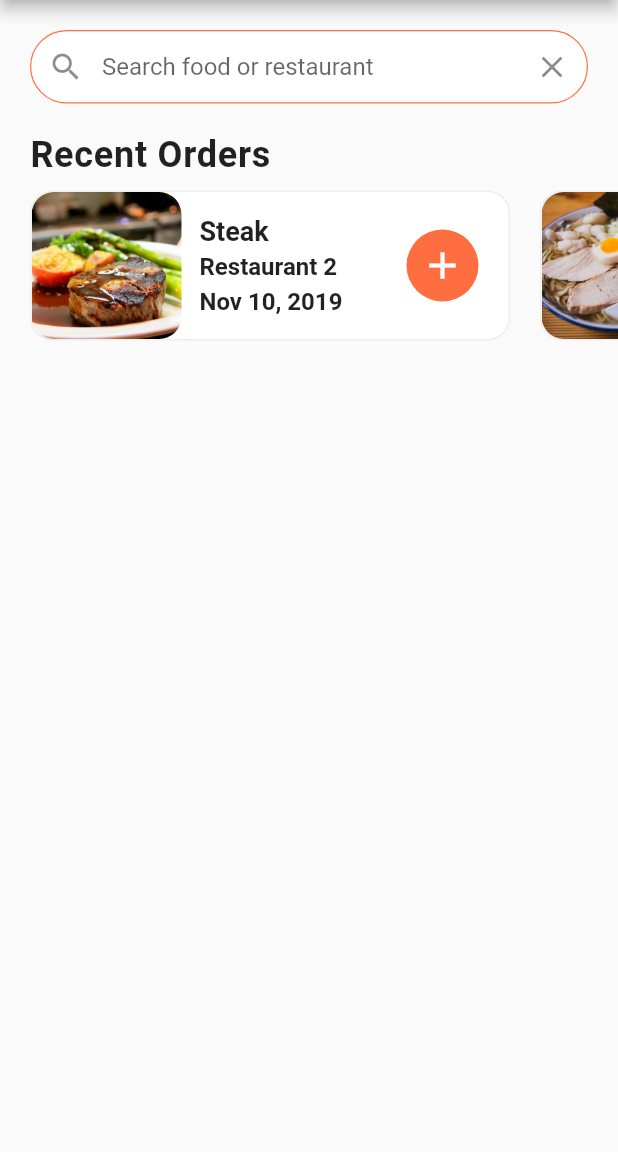
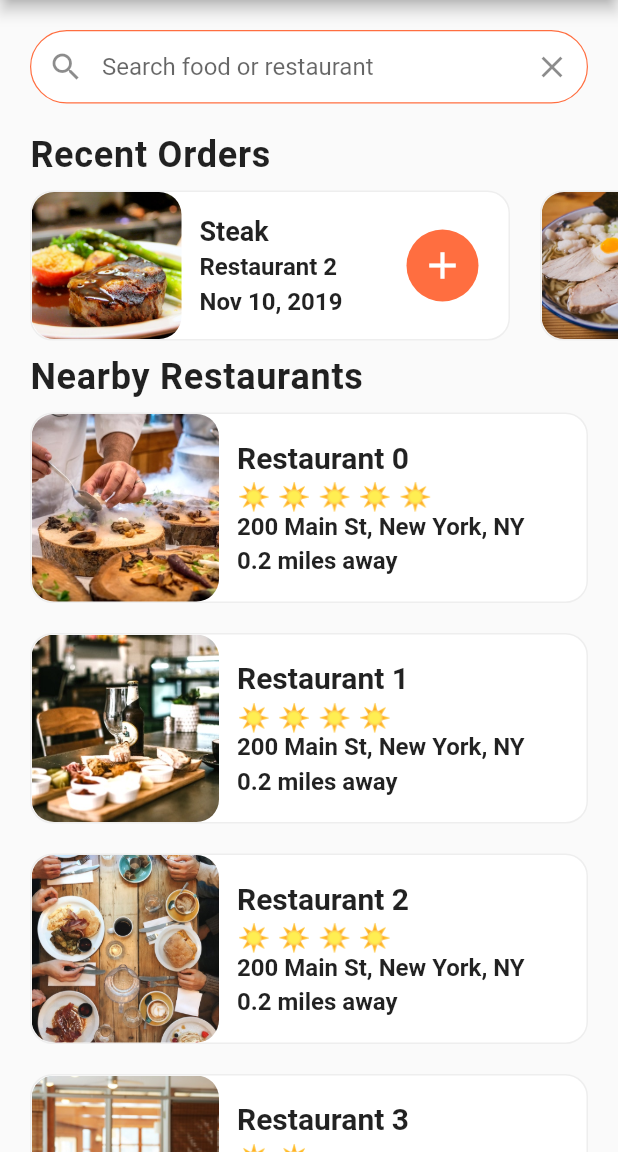
Before and after one commit to miikhaaeel/food-delivery-ui, a Flutter app: the screen it shows after launch, on a phone screen of 412 x 824 dp, the part 84-1236 px from its top. Run offline on Flutter 3.47's test engine with Material 2 defaults, Android fonts, the phone set to English and light mode, and no system bars.

Commit message:
Nearby Restaurants

```diff
--- a/lib/screens/home_screen.dart
+++ b/lib/screens/home_screen.dart
@@ -1,9 +1,87 @@
 import 'package:flutter/material.dart';
 import 'package:food_delivery_ui/data/data.dart';
+import 'package:food_delivery_ui/models/restaurant.dart';
+import 'package:food_delivery_ui/widgets/rating_stars.dart';
 import 'package:food_delivery_ui/widgets/recent_orders.dart';
 
-class HomeScreen extends StatelessWidget {
+class HomeScreen extends StatefulWidget {
   const HomeScreen({Key? key}) : super(key: key);
+
+  @override
+  State<HomeScreen> createState() => _HomeScreenState();
+}
+
+class _HomeScreenState extends State<HomeScreen> {
+  _buildRestaurants() {
+    List<Widget> restaurantList = [];
+    for (Restaurant restaurant in restaurants) {
+      restaurantList.add(
+        Container(
+          margin: const EdgeInsets.symmetric(
+            vertical: 10.0,
+            horizontal: 20.0,
+          ),
+          decoration: BoxDecoration(
+            color: Colors.white,
+            borderRadius: BorderRadius.circular(15.0),
+            border: Border.all(width: 1.0, color: Colors.grey.shade200),
+          ),
+          child: Row(
+            children: [
+              ClipRRect(
+                borderRadius: BorderRadius.circular(15.0),
+                child: Image(
+                  image: AssetImage(restaurant.imageUrl),
+                  height: 125,
+                  width: 125,
+                  fit: BoxFit.cover,
+                ),
+              ),
+              Container(
+                margin: const EdgeInsets.all(12.0),
+                child: Column(crossAxisAlignment: CrossAxisAlignment.start,
+                  children: [
+                    Text(
+                      restaurant.name,
+                      style: const TextStyle(
+                        fontSize: 20.0,
+                        fontWeight: FontWeight.bold,
+                        overflow: TextOverflow.ellipsis,
+                      ),
+                    ),
+                    const SizedBox(
+                      height: 4.0,
+                    ),
+                    RatingStars(ratings: restaurant.rating,),
+                    Text(
+                      restaurant.address,
+                      style: const TextStyle(
+                        fontSize: 16.0,
+                        fontWeight: FontWeight.w600,
+                        overflow: TextOverflow.ellipsis,
+                      ),
+                    ),
+                    const SizedBox(height: 4.0),
+                    const Text(
+                      '0.2 miles away',
+                      style: TextStyle(
+                        fontSize: 16.0,
+                        fontWeight: FontWeight.w600,
+                        overflow: TextOverflow.ellipsis,
+                      ),
+                    ),
+                  ],
+                ),
+              )
+            ],
+          ),
+        ),
+      );
+    }
+    return Column(
+      children: restaurantList,
+    );
+  }
 
   @override
   Widget build(BuildContext context) {
@@ -61,6 +139,23 @@
             ),
           ),
           const RecentOrders(),
+          Column(
+            crossAxisAlignment: CrossAxisAlignment.start,
+            children: [
+              const Padding(
+                padding: EdgeInsets.symmetric(horizontal: 20.0),
+                child: Text(
+                  'Nearby Restaurants',
+                  style: TextStyle(
+                    fontSize: 24,
+                    fontWeight: FontWeight.w600,
+                    letterSpacing: 0.5,
+                  ),
+                ),
+              ),
+              _buildRestaurants()
+            ],
+          )
         ],
       ),
     );
--- /dev/null
+++ b/lib/widgets/rating_stars.dart
@@ -0,0 +1,21 @@
+import 'package:flutter/material.dart';
+
+class RatingStars extends StatelessWidget {
+  final int ratings;
+  const RatingStars({Key? key, required this.ratings}) : super(key: key);
+
+  @override
+  Widget build(BuildContext context) {
+    String stars = '';
+    for (int i = 0; i < ratings; i++) {
+      stars += '☀️ ';
+    }
+    stars.trim();
+    return Text(
+      stars,
+      style: const TextStyle(
+        fontSize: 18.0,
+      ),
+    );
+  }
+}
```
